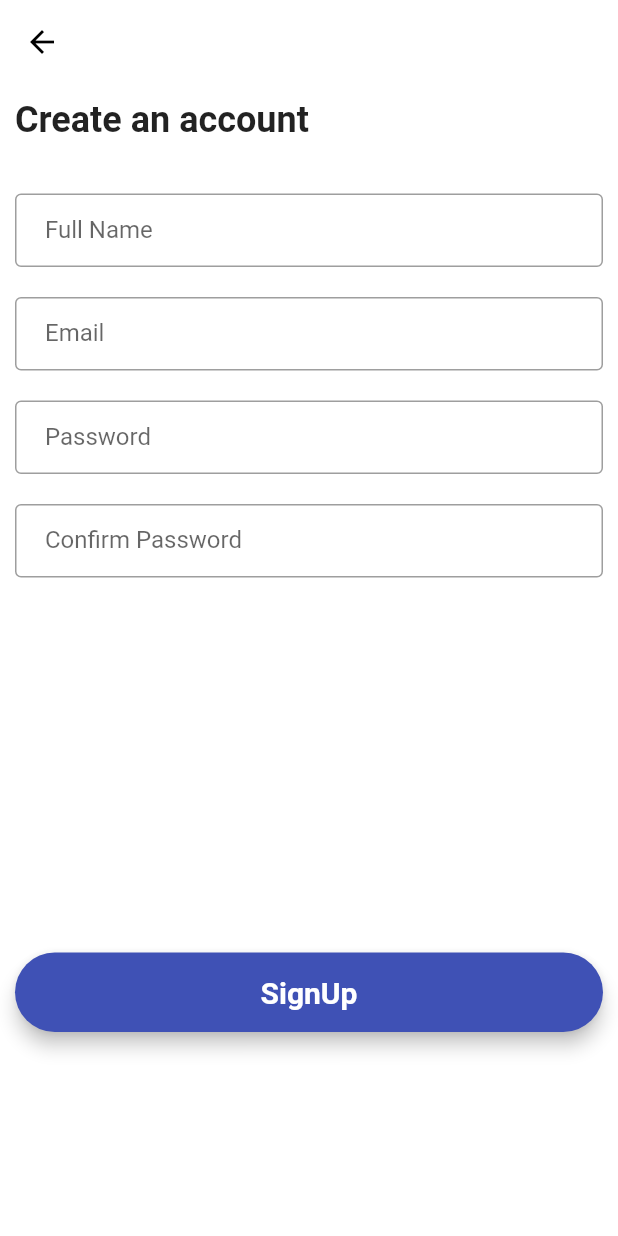
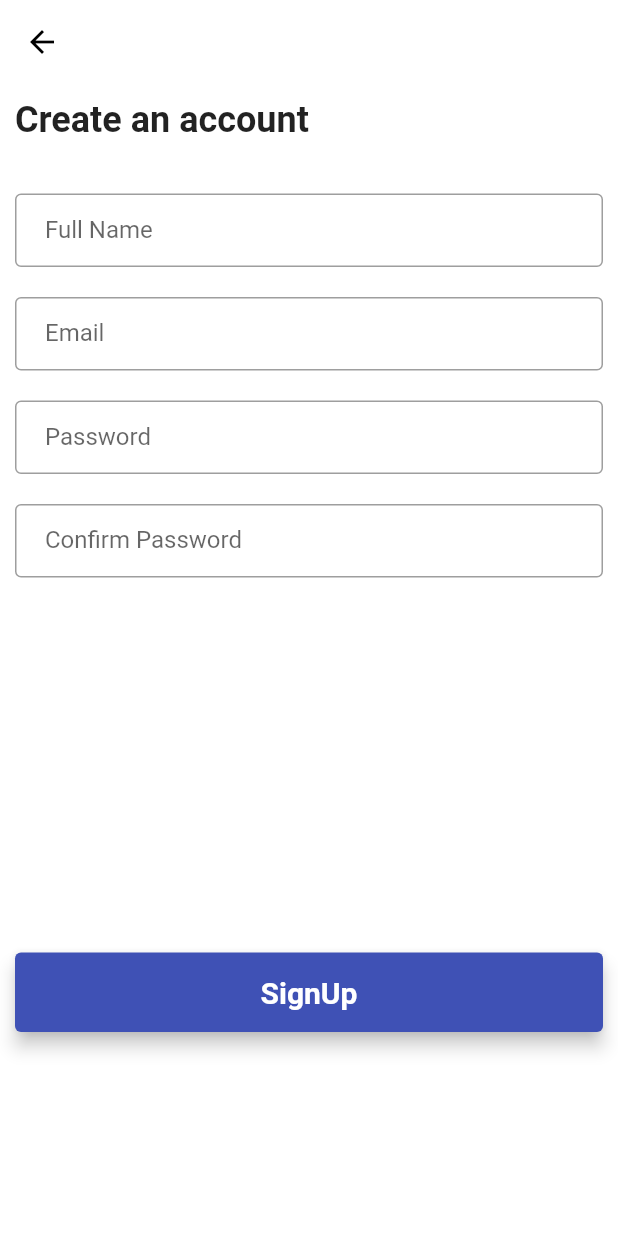
Before and after one commit to Anurag2405/Cryotoapp, a Flutter app: the RegistrationScreen screen opened by its route, on a phone screen of 412 x 824 dp. Run offline on Flutter 3.47's test engine with Material 2 defaults, Android fonts, the phone set to English and light mode, and no system bars; our stand-ins replace cloud_firestore, firebase_auth, firebase_core, flutter_spinkit, fluttertoast, velocity_x; accounts and stored records are empty.

Commit message:
changed button border radius

```diff
--- a/lib/pages/login_screen.dart
+++ b/lib/pages/login_screen.dart
@@ -1,10 +1,7 @@
-import 'dart:ui';
-
 import 'package:atxcoin/main.dart';
 import 'package:firebase_auth/firebase_auth.dart';
 import 'package:flutter/material.dart';
 import 'package:fluttertoast/fluttertoast.dart';
-import 'package:atxcoin/pages/register_screen.dart';
 
 class LoginScreen extends StatefulWidget {
   const LoginScreen({Key? key}) : super(key: key);
--- a/lib/pages/register_screen.dart
+++ b/lib/pages/register_screen.dart
@@ -138,7 +138,7 @@ class _RegistrationScreenState extends State<RegistrationScreen> {
     //signup button
     final signUpButton = Material(
       elevation: 5,
-      borderRadius: BorderRadius.circular(30),
+      borderRadius: BorderRadius.circular(4),
       color: Colors.indigo,
       child: MaterialButton(
           padding: EdgeInsets.fromLTRB(20, 15, 20, 15),
```
